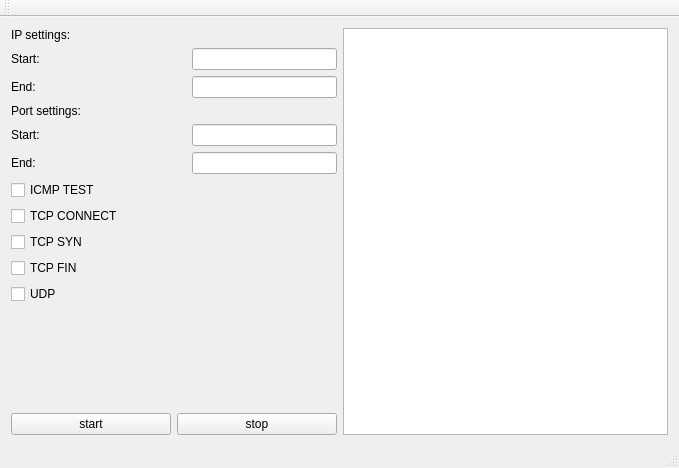
Old version of the form mainwindow.ui in the repository feng-zhe/SCanner.
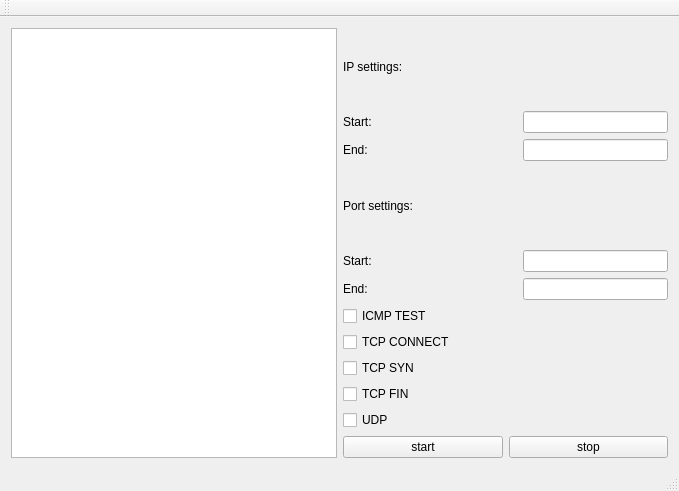
New version of the form.

The edit to the form file:
```diff
--- a/mainwindow.ui
+++ b/mainwindow.ui
@@ -7,7 +7,7 @@
     <x>0</x>
     <y>0</y>
     <width>679</width>
-    <height>468</height>
+    <height>491</height>
    </rect>
   </property>
   <property name="windowTitle">
@@ -18,7 +18,12 @@
     <item>
      <layout class="QHBoxLayout" name="horizontalLayout_4">
       <item>
-       <layout class="QVBoxLayout" name="verticalLayout_7">
+       <widget class="QTableWidget" name="tableResult"/>
+      </item>
+      <item>
+       <layout class="QVBoxLayout" name="verticalLayout_10">
+        <item>
+         <layout class="QVBoxLayout" name="verticalLayout_right">
         <item>
          <layout class="QVBoxLayout" name="verticalLayout_5">
           <item>
@@ -132,13 +137,15 @@
          </layout>
         </item>
         <item>
+           <layout class="QVBoxLayout" name="verticalLayout_7">
+            <item>
          <widget class="QCheckBox" name="checkBoxICMP">
           <property name="text">
            <string>ICMP TEST</string>
           </property>
          </widget>
         </item>
-        <item alignment="Qt::AlignVCenter">
+            <item>
          <widget class="QCheckBox" name="checkBoxTCPC">
           <property name="text">
            <string>TCP CONNECT</string>
@@ -166,18 +173,9 @@
           </property>
          </widget>
         </item>
-        <item>
-         <spacer name="verticalSpacer">
-          <property name="orientation">
-           <enum>Qt::Vertical</enum>
-          </property>
-          <property name="sizeHint" stdset="0">
-           <size>
-            <width>20</width>
-            <height>40</height>
-           </size>
-          </property>
-         </spacer>
+           </layout>
+          </item>
+         </layout>
         </item>
         <item>
          <layout class="QHBoxLayout" name="horizontalLayout_3">
@@ -199,9 +197,6 @@
         </item>
        </layout>
       </item>
-      <item>
-       <widget class="QTableWidget" name="tableResult"/>
-      </item>
      </layout>
     </item>
    </layout>
```
Left out of the diff: 12 changed lines with no effect on the pictures. Lines whose indentation alone changed are shown as unchanged.
